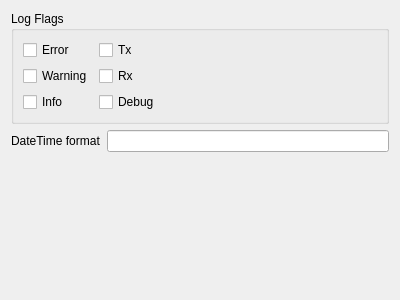
Qt form src/core/gui/dialogs/settings/core_widgetsettingslog.ui (serhmarch/ModbusTools) before a commit.
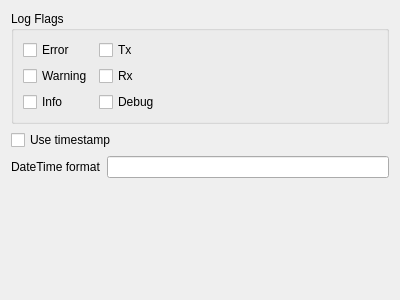
The same form after that commit.

What changed in the file:
```diff
--- a/src/core/gui/dialogs/settings/core_widgetsettingslog.ui
+++ b/src/core/gui/dialogs/settings/core_widgetsettingslog.ui
@@ -65,6 +65,13 @@
      </layout>
     </widget>
    </item>
+   <item>
+    <widget class="QCheckBox" name="chbUseTimestamp">
+     <property name="text">
+      <string>Use timestamp</string>
+     </property>
+    </widget>
+   </item>
    <item>
     <layout class="QHBoxLayout" name="horizontalLayout">
      <item>
```
